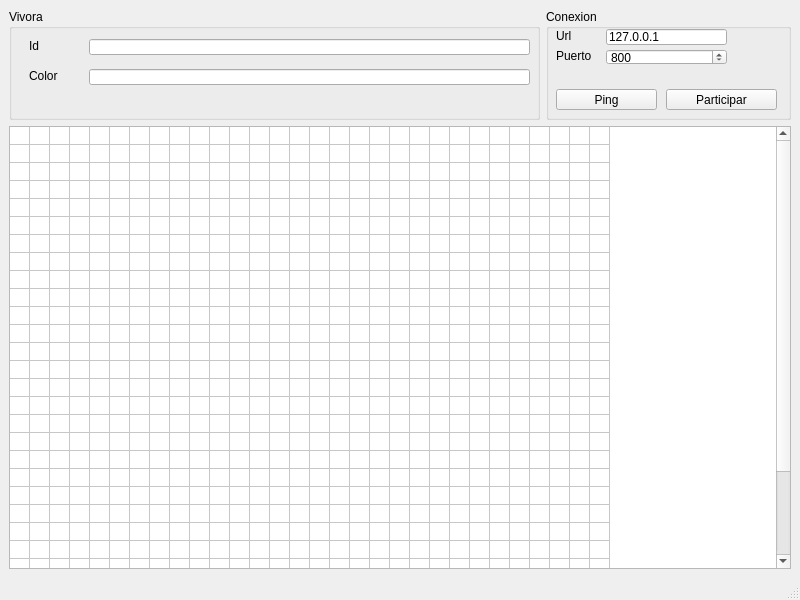
The window that cliente.ui (RicardoBN/Practica11-Modelado20171) describes before a commit, drawn with Qt 5.
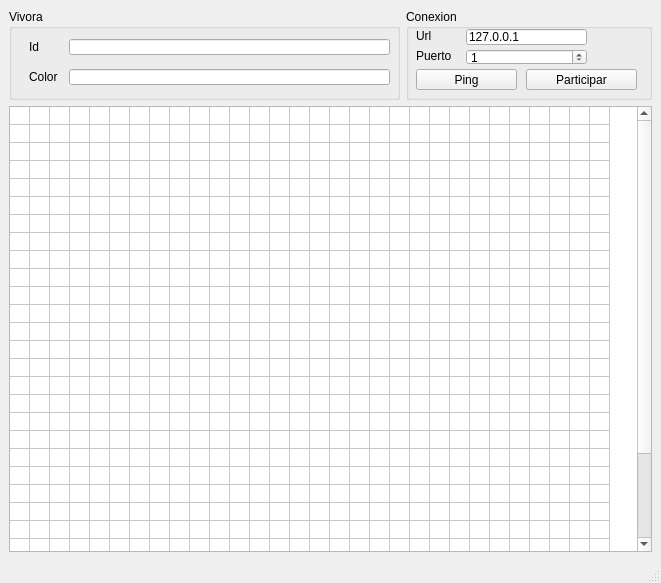
The same window after the commit. Icons and pictures are not drawn.

Patch:
```diff
--- a/cliente.ui
+++ b/cliente.ui
@@ -6,8 +6,8 @@
    <rect>
     <x>0</x>
     <y>0</y>
-    <width>800</width>
-    <height>600</height>
+    <width>661</width>
+    <height>583</height>
    </rect>
   </property>
   <property name="windowTitle">
@@ -19,8 +19,8 @@
      <widget class="QGroupBox" name="groupBox">
       <property name="minimumSize">
        <size>
-        <width>531</width>
-        <height>111</height>
+        <width>391</width>
+        <height>91</height>
        </size>
       </property>
       <property name="title">
@@ -31,8 +31,8 @@
         <rect>
          <x>20</x>
          <y>30</y>
-         <width>46</width>
-         <height>13</height>
+         <width>31</width>
+         <height>16</height>
         </rect>
        </property>
        <property name="text">
@@ -44,8 +44,8 @@
         <rect>
          <x>20</x>
          <y>60</y>
-         <width>46</width>
-         <height>13</height>
+         <width>31</width>
+         <height>16</height>
         </rect>
        </property>
        <property name="text">
@@ -55,9 +55,9 @@
       <widget class="QLineEdit" name="lineEdit_2">
        <property name="geometry">
         <rect>
-         <x>80</x>
+         <x>60</x>
          <y>30</y>
-         <width>441</width>
+         <width>321</width>
          <height>16</height>
         </rect>
        </property>
@@ -65,9 +65,9 @@
       <widget class="QLineEdit" name="lineEdit_3">
        <property name="geometry">
         <rect>
-         <x>80</x>
+         <x>60</x>
          <y>60</y>
-         <width>441</width>
+         <width>321</width>
          <height>16</height>
         </rect>
        </property>
@@ -78,8 +78,8 @@
      <widget class="QGroupBox" name="groupBox_2">
       <property name="minimumSize">
        <size>
-        <width>191</width>
-        <height>111</height>
+        <width>241</width>
+        <height>91</height>
        </size>
       </property>
       <property name="title">
@@ -137,14 +137,14 @@
         <number>100000</number>
        </property>
        <property name="value">
-        <number>800</number>
+        <number>1</number>
        </property>
       </widget>
       <widget class="QPushButton" name="pushButton">
        <property name="geometry">
         <rect>
          <x>10</x>
-         <y>80</y>
+         <y>60</y>
          <width>101</width>
          <height>21</height>
         </rect>
@@ -157,7 +157,7 @@
        <property name="geometry">
         <rect>
          <x>120</x>
-         <y>80</y>
+         <y>60</y>
          <width>111</width>
          <height>21</height>
         </rect>
@@ -170,6 +170,12 @@
     </item>
     <item row="1" column="0" colspan="2">
      <widget class="QTableWidget" name="tableWidget">
+      <property name="minimumSize">
+       <size>
+        <width>600</width>
+        <height>420</height>
+       </size>
+      </property>
       <property name="showGrid">
        <bool>true</bool>
       </property>
```
Left out of the diff: 8 changed lines with no effect on the pictures.
